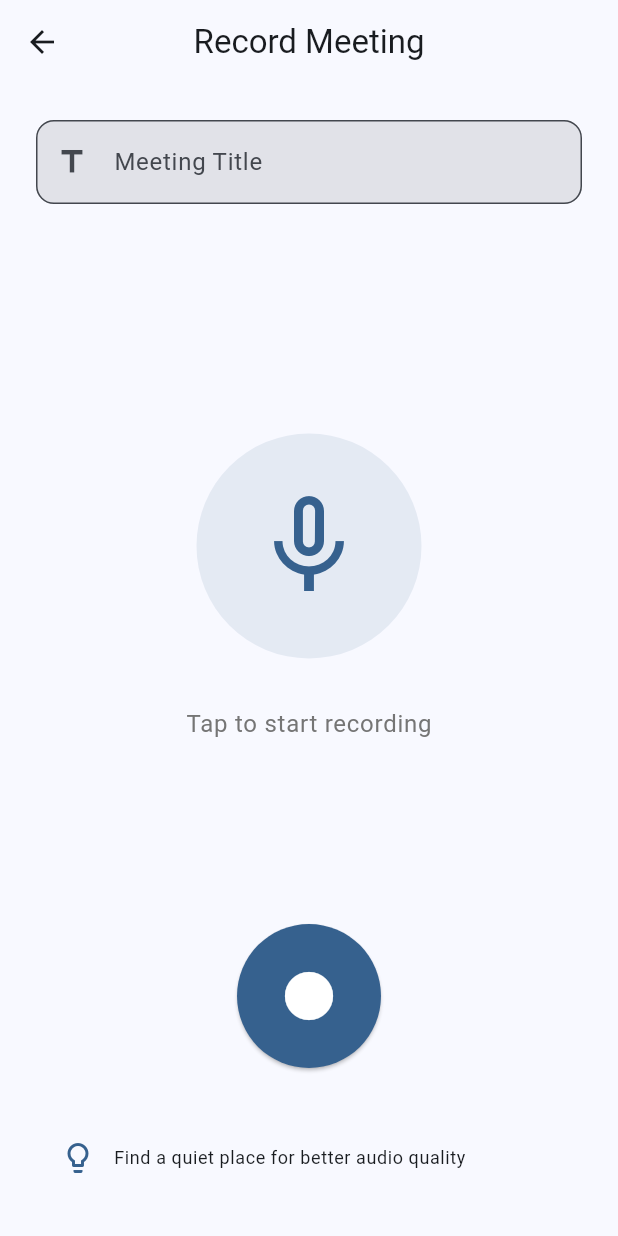
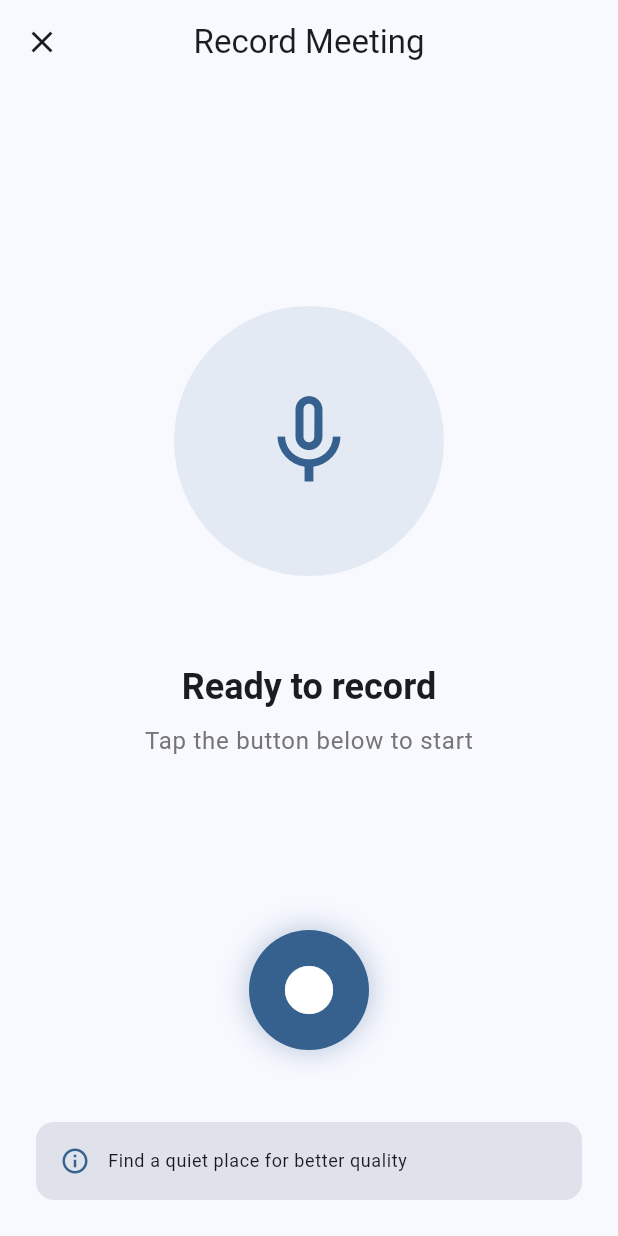
Before and after one commit to Lionel20020924/Meeting, a Flutter app: the RecordView screen opened by its route, on a phone screen of 412 x 824 dp. Run offline on Flutter 3.47's test engine with Material 3 defaults, Android fonts, the phone set to English and light mode, and no system bars; our stand-ins replace get.

Commit message:
ui frist

```diff
--- a/lib/app/modules/login/login_controller.dart
+++ b/lib/app/modules/login/login_controller.dart
@@ -84,7 +84,7 @@ class LoginController extends GetxController {
         // TODO: Save credentials to local storage
       }
 
-      Get.offAllNamed(Routes.MEETINGS);
+      Get.offAllNamed(Routes.HOME);
     } catch (e) {
       Get.snackbar(
         'Login Failed',
--- a/lib/app/modules/meetings/meetings_controller.dart
+++ b/lib/app/modules/meetings/meetings_controller.dart
@@ -114,8 +114,4 @@ class MeetingsController extends GetxController {
   void startRecording() {
     Get.toNamed(Routes.RECORD);
   }
-
-  void goToProfile() {
-    Get.toNamed(Routes.PROFILE);
-  }
 }
--- a/lib/app/modules/profile/profile_controller.dart
+++ b/lib/app/modules/profile/profile_controller.dart
@@ -20,6 +20,7 @@ class ProfileController extends GetxController {
             onPressed: () {
               Get.back();
               // TODO: Clear user session
+              // Clear all pages and go to login
               Get.offAllNamed(Routes.LOGIN);
             },
             child: const Text(
--- a/lib/app/modules/record/record_view.dart
+++ b/lib/app/modules/record/record_view.dart
@@ -11,48 +11,41 @@ class RecordView extends GetView<RecordController> {
     return Scaffold(
       appBar: AppBar(
         title: const Text('Record Meeting'),
-        actions: [
-          Obx(
-            () => controller.isRecording.value
-                ? TextButton(
-                    onPressed: controller.cancelRecording,
-                    child: const Text(
-                      'Cancel',
-                      style: TextStyle(color: Colors.red),
+        leading: IconButton(
+          icon: const Icon(Icons.close),
+          onPressed: controller.exitRecording,
         ),
-                  )
-                : const SizedBox.shrink(),
-          ),
-        ],
       ),
       body: SafeArea(
         child: Padding(
           padding: const EdgeInsets.all(24.0),
           child: Column(
             children: [
-              // Meeting title input
-              TextField(
-                controller: controller.titleController,
-                decoration: const InputDecoration(
-                  labelText: 'Meeting Title',
-                  hintText: 'Enter meeting title',
-                  prefixIcon: Icon(Icons.title),
-                ),
-                enabled: !controller.isRecording.value,
-              ),
-              const SizedBox(height: 32),
-
               // Recording indicator
               Expanded(
                 child: Center(
                   child: Column(
                     mainAxisAlignment: MainAxisAlignment.center,
                     children: [
+                      // Animated recording indicator
                       Obx(
-                        () => AnimatedContainer(
-                          duration: const Duration(milliseconds: 300),
-                          width: controller.isRecording.value ? 180 : 150,
-                          height: controller.isRecording.value ? 180 : 150,
+                        () => TweenAnimationBuilder<double>(
+                          duration: const Duration(milliseconds: 1000),
+                          tween: Tween(
+                            begin: controller.isRecording.value ? 1.0 : 0.9,
+                            end: controller.isRecording.value ? 1.1 : 0.9,
+                          ),
+                          onEnd: () {
+                            if (controller.isRecording.value) {
+                              controller.toggleAnimation();
+                            }
+                          },
+                          builder: (context, scale, child) {
+                            return Transform.scale(
+                              scale: scale,
+                              child: Container(
+                                width: 200,
+                                height: 200,
                                 decoration: BoxDecoration(
                                   shape: BoxShape.circle,
                                   color: controller.isRecording.value
@@ -62,8 +55,8 @@ class RecordView extends GetView<RecordController> {
                                       ? [
                                           BoxShadow(
                                             color: Colors.red.withOpacity(0.3),
-                                      blurRadius: 20,
-                                      spreadRadius: 5,
+                                            blurRadius: 30,
+                                            spreadRadius: 10,
                                           ),
                                         ]
                                       : [],
@@ -78,8 +71,11 @@ class RecordView extends GetView<RecordController> {
                                       : Theme.of(context).colorScheme.primary,
                                 ),
                               ),
+                            );
+                          },
                         ),
-                      const SizedBox(height: 32),
+                      ),
+                      const SizedBox(height: 48),
 
                       // Recording time
                       Obx(
@@ -90,15 +86,29 @@ class RecordView extends GetView<RecordController> {
                                     controller.recordingTime.value,
                                     style: Theme.of(context)
                                         .textTheme
-                                        .headlineMedium
+                                        .displaySmall
                                         ?.copyWith(
                                           fontWeight: FontWeight.bold,
                                           fontFamily: 'monospace',
                                         ),
                                   ),
                                   const SizedBox(height: 8),
+                                  Row(
+                                    mainAxisAlignment: MainAxisAlignment.center,
+                                    children: [
+                                      Container(
+                                        width: 8,
+                                        height: 8,
+                                        decoration: const BoxDecoration(
+                                          shape: BoxShape.circle,
+                                          color: Colors.red,
+                                        ),
+                                      ),
+                                      const SizedBox(width: 8),
                                       Text(
-                                    'Recording...',
+                                        controller.isPaused.value
+                                            ? 'Paused'
+                                            : 'Recording',
                                         style: Theme.of(context)
                                             .textTheme
                                             .bodyLarge
@@ -108,15 +118,31 @@ class RecordView extends GetView<RecordController> {
                                             ),
                                       ),
                                     ],
+                                  ),
+                                ],
                               )
-                            : Text(
-                                'Tap to start recording',
+                            : Column(
+                                children: [
+                                  Text(
+                                    'Ready to record',
+                                    style: Theme.of(context)
+                                        .textTheme
+                                        .headlineSmall
+                                        ?.copyWith(
+                                          fontWeight: FontWeight.w600,
+                                        ),
+                                  ),
+                                  const SizedBox(height: 8),
+                                  Text(
+                                    'Tap the button below to start',
                                     style: Theme.of(context)
                                         .textTheme
                                         .bodyLarge
                                         ?.copyWith(
                                           color: Colors.grey.shade600,
                                         ),
+                                  ),
+                                ],
                               ),
                       ),
                     ],
@@ -141,7 +167,7 @@ class RecordView extends GetView<RecordController> {
                             ),
                             style: IconButton.styleFrom(
                               backgroundColor:
-                                  Theme.of(context).colorScheme.surface,
+                                  Theme.of(context).colorScheme.surfaceVariant,
                               padding: const EdgeInsets.all(16),
                             ),
                           )
@@ -150,21 +176,34 @@ class RecordView extends GetView<RecordController> {
 
                   // Main record button
                   Obx(
-                    () => ElevatedButton(
-                      onPressed: controller.toggleRecording,
-                      style: ElevatedButton.styleFrom(
-                        shape: const CircleBorder(),
-                        padding: const EdgeInsets.all(24),
-                        backgroundColor: controller.isRecording.value
+                    () => GestureDetector(
+                      onTap: controller.toggleRecording,
+                      child: Container(
+                        width: 80,
+                        height: 80,
+                        decoration: BoxDecoration(
+                          shape: BoxShape.circle,
+                          color: controller.isRecording.value
                               ? Colors.red
                               : Theme.of(context).colorScheme.primary,
+                          boxShadow: [
+                            BoxShadow(
+                              color: (controller.isRecording.value
+                                      ? Colors.red
+                                      : Theme.of(context).colorScheme.primary)
+                                  .withOpacity(0.3),
+                              blurRadius: 15,
+                              spreadRadius: 2,
+                            ),
+                          ],
                         ),
                         child: Icon(
                           controller.isRecording.value
                               ? Icons.stop
                               : Icons.fiber_manual_record,
-                        size: 48,
+                          size: controller.isRecording.value ? 40 : 48,
                           color: Colors.white,
+                        ),
                       ),
                     ),
                   ),
@@ -180,7 +219,7 @@ class RecordView extends GetView<RecordController> {
                             ),
                             style: IconButton.styleFrom(
                               backgroundColor:
-                                  Theme.of(context).colorScheme.surface,
+                                  Theme.of(context).colorScheme.surfaceVariant,
                               padding: const EdgeInsets.all(16),
                             ),
                           )
@@ -188,31 +227,38 @@ class RecordView extends GetView<RecordController> {
                   ),
                 ],
               ),
-              const SizedBox(height: 32),
+              const SizedBox(height: 48),
 
-              // Tips
-              Container(
+              // Tips or notes count
+              Obx(
+                () => Container(
                   padding: const EdgeInsets.all(16),
                   decoration: BoxDecoration(
-                  color: Theme.of(context).colorScheme.surface,
+                    color: Theme.of(context).colorScheme.surfaceVariant,
                     borderRadius: BorderRadius.circular(12),
                   ),
                   child: Row(
                     children: [
                       Icon(
-                      Icons.lightbulb_outline,
+                        controller.isRecording.value
+                            ? Icons.tips_and_updates
+                            : Icons.info_outline,
                         color: Theme.of(context).colorScheme.primary,
+                        size: 20,
                       ),
                       const SizedBox(width: 12),
                       Expanded(
                         child: Text(
                           controller.isRecording.value
-                            ? 'Speak clearly and keep your device close'
-                            : 'Find a quiet place for better audio quality',
+                              ? controller.notes.isEmpty
+                                  ? 'Tap the note button to add timestamps'
+                                  : '${controller.notes.length} notes added'
+                              : 'Find a quiet place for better quality',
                           style: Theme.of(context).textTheme.bodySmall,
                         ),
                       ),
                     ],
+                  ),
                 ),
               ),
             ],
--- a/lib/app/modules/summary/summary_controller.dart
+++ b/lib/app/modules/summary/summary_controller.dart
@@ -40,7 +40,7 @@ The transcript would include timestamps and speaker identification for better co
       snackPosition: SnackPosition.BOTTOM,
     );
 
-    // Navigate back to meetings list
-    Get.offAllNamed(Routes.MEETINGS);
+    // Navigate back
+    Get.back();
   }
 }
--- a/lib/app/routes/app_pages.dart
+++ b/lib/app/routes/app_pages.dart
@@ -2,6 +2,8 @@ import 'package:get/get.dart';
 
 import '../modules/login/login_binding.dart';
 import '../modules/login/login_view.dart';
+import '../modules/home/home_binding.dart';
+import '../modules/home/home_view.dart';
 import '../modules/meetings/meetings_binding.dart';
 import '../modules/meetings/meetings_view.dart';
 import '../modules/record/record_binding.dart';
@@ -21,6 +23,11 @@ class AppPages {
   static const INITIAL = Routes.LOGIN;
 
   static final routes = [
+    GetPage(
+      name: _Paths.HOME,
+      page: () => const HomeView(),
+      binding: HomeBinding(),
+    ),
     GetPage(
       name: _Paths.LOGIN,
       page: () => const LoginView(),
--- a/lib/app/routes/app_routes.dart
+++ b/lib/app/routes/app_routes.dart
@@ -3,6 +3,7 @@ part of 'app_pages.dart';
 abstract class Routes {
   Routes._();
 
+  static const HOME = _Paths.HOME;
   static const LOGIN = _Paths.LOGIN;
   static const MEETINGS = _Paths.MEETINGS;
   static const RECORD = _Paths.RECORD;
@@ -14,6 +15,7 @@ abstract class Routes {
 abstract class _Paths {
   _Paths._();
 
+  static const HOME = '/home';
   static const LOGIN = '/login';
   static const MEETINGS = '/meetings';
   static const RECORD = '/record';
```
Also changed, not shown: lib/app/modules/home/home_binding.dart (added, +20 -0 lines), lib/app/modules/home/home_controller.dart (added, +17 -0 lines), lib/app/modules/home/home_view.dart (added, +49 -0 lines), lib/app/modules/meetings/meetings_view.dart (+1 -10 lines), lib/app/modules/record/record_controller.dart (+172 -44 lines). Lines whose indentation alone changed are shown as unchanged.
